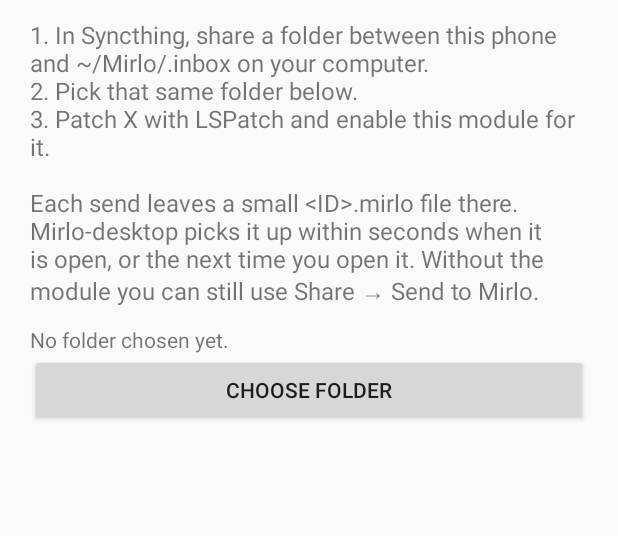
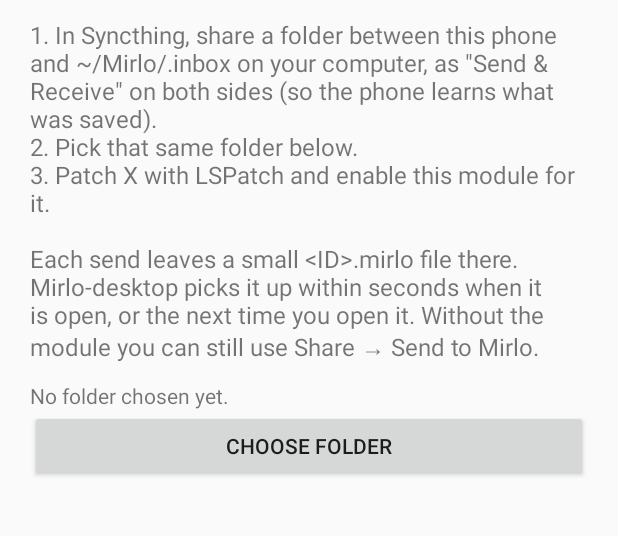
Before and after one commit to D4vRAM369/sendwithmirlo-for-x-twitter, an Android app: the screen it shows after launch (SetupActivity), on a phone screen of 412 x 824 dp, the part 79-615 px from its top. Run offline under Robolectric (Android 15) with nearby library versions, the phone set to English and light mode, and no system bars.

Commit message:
docs(setup): pedir la carpeta en «Enviar y recibir» en los dos lados
En «Solo enviar» el móvil ignora los borrados de Mirlo-desktop y los .mirlo
se acumulan para siempre.

```diff
--- a/app/src/main/res/values/strings.xml
+++ b/app/src/main/res/values/strings.xml
@@ -4,7 +4,7 @@
     <string name="send_label">Send to Mirlo</string>
     <string name="xposed_description">Adds \"Send to Mirlo\" to the X app. Posts are queued in a folder that Syncthing carries to Mirlo-desktop.</string>
     <string name="setup_title">Mirlo for X</string>
-    <string name="setup_help">1. In Syncthing, share a folder between this phone and ~/Mirlo/.inbox on your computer.\n2. Pick that same folder below.\n3. Patch X with LSPatch and enable this module for it.\n\nEach send leaves a small &lt;ID&gt;.mirlo file there. Mirlo-desktop picks it up within seconds when it is open, or the next time you open it. Without the module you can still use Share → Send to Mirlo.</string>
+    <string name="setup_help">1. In Syncthing, share a folder between this phone and ~/Mirlo/.inbox on your computer, as \"Send &amp; Receive\" on both sides (so the phone learns what was saved).\n2. Pick that same folder below.\n3. Patch X with LSPatch and enable this module for it.\n\nEach send leaves a small &lt;ID&gt;.mirlo file there. Mirlo-desktop picks it up within seconds when it is open, or the next time you open it. Without the module you can still use Share → Send to Mirlo.</string>
     <string name="setup_pick">Choose folder</string>
     <string name="setup_folder">Folder: %1$s</string>
     <string name="setup_no_folder">No folder chosen yet.</string>
```
Also changed, not shown: 1 other file.
